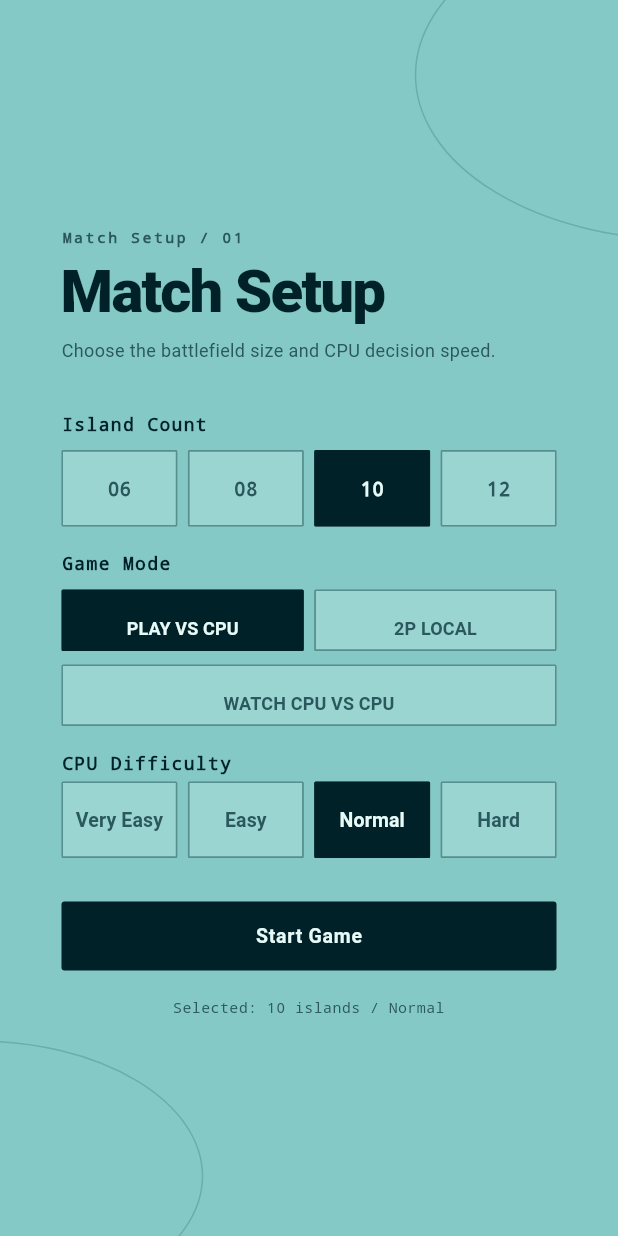
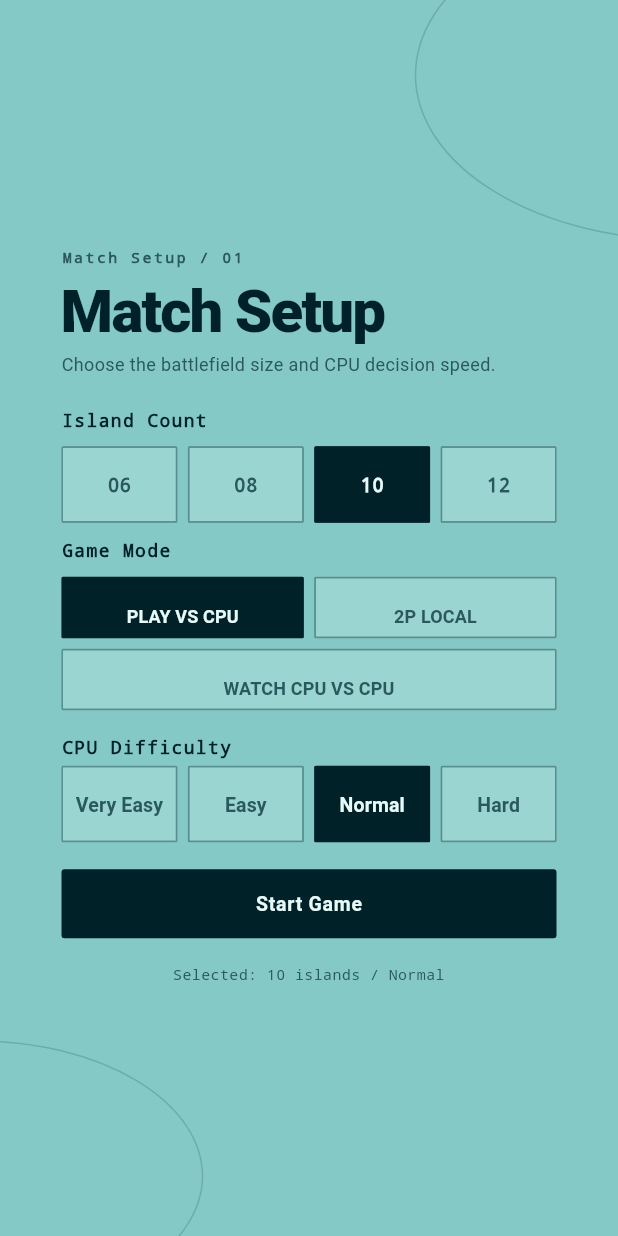
Before and after one commit to yuto90/conquest, a Flutter app: the screen it shows after launch, on a phone screen of 412 x 824 dp. Run offline on Flutter 3.47's test engine with Material 3 defaults, Android fonts, the phone set to English and light mode, and no system bars; our stand-ins replace flutter_riverpod, riverpod_annotation; generated files the repository leaves out were written again; Roboto replaces fonts that are missing (Avenir Next Condensed, Hiragino Sans).

```diff
--- a/lib/home.dart
+++ b/lib/home.dart
@@ -727,9 +727,7 @@ class _ConfigurationPanel extends StatelessWidget {
           const CustomPaint(painter: _SettingsDecorationPainter()),
           Center(
             child: SingleChildScrollView(
-              padding: const EdgeInsets.symmetric(horizontal: 30, vertical: 24),
-              child: Transform.translate(
-                offset: const Offset(0, 4),
+              padding: const EdgeInsets.symmetric(horizontal: 30, vertical: 16),
               child: ConstrainedBox(
                 constraints: const BoxConstraints(maxWidth: 330),
                 child: Column(
@@ -758,7 +756,7 @@ class _ConfigurationPanel extends StatelessWidget {
                         ),
                       ),
                     ),
-                      const SizedBox(height: 12),
+                    const SizedBox(height: 8),
                     Text(
                       state.configuration.gameMode == GameMode.playerVsPlayer
                           ? l10n.settingsDescriptionLocal
@@ -769,7 +767,7 @@ class _ConfigurationPanel extends StatelessWidget {
                         height: 1.55,
                       ),
                     ),
-                      const SizedBox(height: 30),
+                    const SizedBox(height: 18),
                     Text(
                       l10n.islandCountLabel,
                       style: TacticalTypography.mono(
@@ -783,22 +781,21 @@ class _ConfigurationPanel extends StatelessWidget {
                       children: [
                         for (
                           var index = 0;
-                            index <
-                                GameConfiguration.allowedIslandCounts.length;
+                          index < GameConfiguration.allowedIslandCounts.length;
                           index++
                         ) ...[
                           if (index > 0) const SizedBox(width: 7),
                           Expanded(
                             child: _IslandCountChoice(
                               state: state,
-                                count: GameConfiguration
-                                    .allowedIslandCounts[index],
-                              ),
-                            ),
-                          ],
-                        ],
-                      ),
-                      const SizedBox(height: 16),
+                              count:
+                                  GameConfiguration.allowedIslandCounts[index],
+                            ),
+                          ),
+                        ],
+                      ],
+                    ),
+                    const SizedBox(height: 10),
                     Text(
                       l10n.gameModeLabel,
                       style: TacticalTypography.mono(
@@ -827,11 +824,8 @@ class _ConfigurationPanel extends StatelessWidget {
                             ),
                           ],
                         ),
-                          const SizedBox(height: 9),
-                          _GameModeChoice(
-                            state: state,
-                            mode: GameMode.cpuVsCpu,
-                          ),
+                        const SizedBox(height: 7),
+                        _GameModeChoice(state: state, mode: GameMode.cpuVsCpu),
                       ],
                     ),
                     if (state.configuration.gameMode !=
@@ -898,7 +892,7 @@ class _ConfigurationPanel extends StatelessWidget {
                         ],
                       ),
                     ],
-                      const SizedBox(height: 29),
+                    const SizedBox(height: 18),
                     Semantics(
                       button: onStart != null,
                       enabled: onStart != null,
@@ -944,7 +938,6 @@ class _ConfigurationPanel extends StatelessWidget {
                       ),
                     ),
                   ],
-                  ),
                 ),
               ),
             ),
--- a/lib/l10n/app_ja.arb
+++ b/lib/l10n/app_ja.arb
@@ -70,9 +70,9 @@
   "@spectatorStatus": {"description": "観戦盤面の状態。"},
   "spectatorDetail": "CPU同士の対戦を表示中",
   "@spectatorDetail": {"description": "観戦盤面の説明。"},
-  "boardStatusLocalPlayer": "1P: {status}",
+  "boardStatusLocalPlayer": "1P：{status}",
   "@boardStatusLocalPlayer": {"description": "2人対戦の1P盤面状態。", "placeholders": {"status": {"type": "String"}}},
-  "boardStatusLocalOpponent": "2P: {status}",
+  "boardStatusLocalOpponent": "2P：{status}",
   "@boardStatusLocalOpponent": {"description": "2人対戦の2P盤面状態。", "placeholders": {"status": {"type": "String"}}},
   "boardStatusLocalUnselected": "自軍島からドラッグ",
   "@boardStatusLocalUnselected": {"description": "2人対戦で出兵元未選択時の状態。"},
```
Also changed, not shown: lib/l10n/generated/app_localizations_ja.dart. Lines whose indentation alone changed are shown as unchanged.
